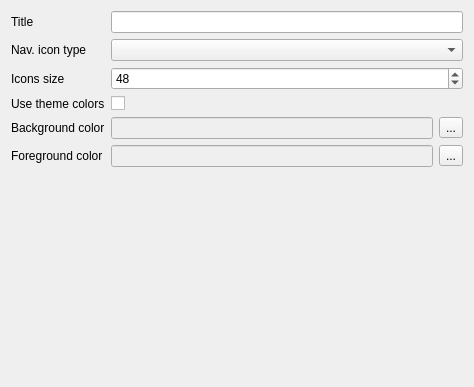
Above: examples/appbarsettingsform.ui from sebcaux/qt-material-widgets before the change. Below: the same form after it.
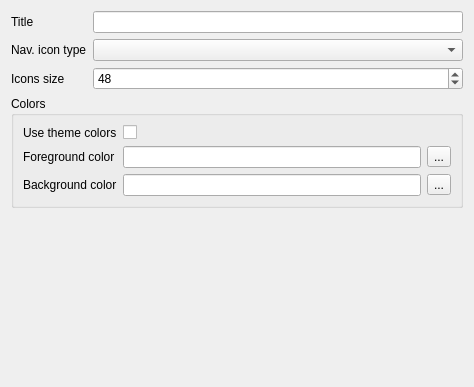
That is the form after the change.

Commit message: [examples] Reviewed layouts, added groupbox for colors

```diff
--- a/examples/appbarsettingsform.ui
+++ b/examples/appbarsettingsform.ui
@@ -26,66 +26,6 @@
      <item row="0" column="1">
       <widget class="QLineEdit" name="titleLineEdit"/>
      </item>
-     <item row="3" column="0">
-      <widget class="QLabel" name="useThemeColorsLabel">
-       <property name="text">
-        <string>Use theme colors</string>
-       </property>
-      </widget>
-     </item>
-     <item row="3" column="1">
-      <widget class="QCheckBox" name="useThemeColorsCheckBox"/>
-     </item>
-     <item row="4" column="0">
-      <widget class="QLabel" name="backgroundColorLabel">
-       <property name="text">
-        <string>Background color</string>
-       </property>
-      </widget>
-     </item>
-     <item row="4" column="1">
-      <layout class="QHBoxLayout" name="horizontalLayout_5">
-       <item>
-        <widget class="QLineEdit" name="backgroundColorLineEdit">
-         <property name="enabled">
-          <bool>false</bool>
-         </property>
-        </widget>
-       </item>
-       <item>
-        <widget class="QToolButton" name="backgroundColorToolButton">
-         <property name="text">
-          <string>...</string>
-         </property>
-        </widget>
-       </item>
-      </layout>
-     </item>
-     <item row="5" column="0">
-      <widget class="QLabel" name="foregroundColorLabel">
-       <property name="text">
-        <string>Foreground color</string>
-       </property>
-      </widget>
-     </item>
-     <item row="5" column="1">
-      <layout class="QHBoxLayout" name="horizontalLayout_5">
-       <item>
-        <widget class="QLineEdit" name="foregroundColorLineEdit">
-         <property name="enabled">
-          <bool>false</bool>
-         </property>
-        </widget>
-       </item>
-       <item>
-        <widget class="QToolButton" name="foregroundColorToolButton">
-         <property name="text">
-          <string>...</string>
-         </property>
-        </widget>
-       </item>
-      </layout>
-     </item>
      <item row="1" column="0">
       <widget class="QLabel" name="navIconTypeLabel">
        <property name="text">
@@ -116,6 +56,75 @@
        </property>
       </widget>
      </item>
+     <item row="4" column="0" colspan="2">
+      <widget class="QGroupBox" name="themeColorGroupBox">
+       <property name="title">
+        <string>Colors</string>
+       </property>
+       <layout class="QFormLayout" name="formLayout_2">
+        <item row="3" column="1">
+         <layout class="QHBoxLayout" name="horizontalLayout_5">
+          <item>
+           <widget class="QLineEdit" name="backgroundColorLineEdit">
+            <property name="readOnly">
+             <bool>true</bool>
+            </property>
+           </widget>
+          </item>
+          <item>
+           <widget class="QToolButton" name="backgroundColorToolButton">
+            <property name="text">
+             <string>...</string>
+            </property>
+           </widget>
+          </item>
+         </layout>
+        </item>
+        <item row="2" column="1">
+         <layout class="QHBoxLayout" name="horizontalLayout_6">
+          <item>
+           <widget class="QLineEdit" name="foregroundColorLineEdit">
+            <property name="readOnly">
+             <bool>true</bool>
+            </property>
+           </widget>
+          </item>
+          <item>
+           <widget class="QToolButton" name="foregroundColorToolButton">
+            <property name="text">
+             <string>...</string>
+            </property>
+           </widget>
+          </item>
+         </layout>
+        </item>
+        <item row="1" column="0">
+         <widget class="QLabel" name="useThemeColorsLabel">
+          <property name="text">
+           <string>Use theme colors</string>
+          </property>
+         </widget>
+        </item>
+        <item row="1" column="1">
+         <widget class="QCheckBox" name="useThemeColorsCheckBox"/>
+        </item>
+        <item row="2" column="0">
+         <widget class="QLabel" name="foregroundColorLabel">
+          <property name="text">
+           <string>Foreground color</string>
+          </property>
+         </widget>
+        </item>
+        <item row="3" column="0">
+         <widget class="QLabel" name="backgroundColorLabel">
+          <property name="text">
+           <string>Background color</string>
+          </property>
+         </widget>
+        </item>
+       </layout>
+      </widget>
+     </item>
     </layout>
    </item>
   </layout>
```
The commit also changes 11 other files.
